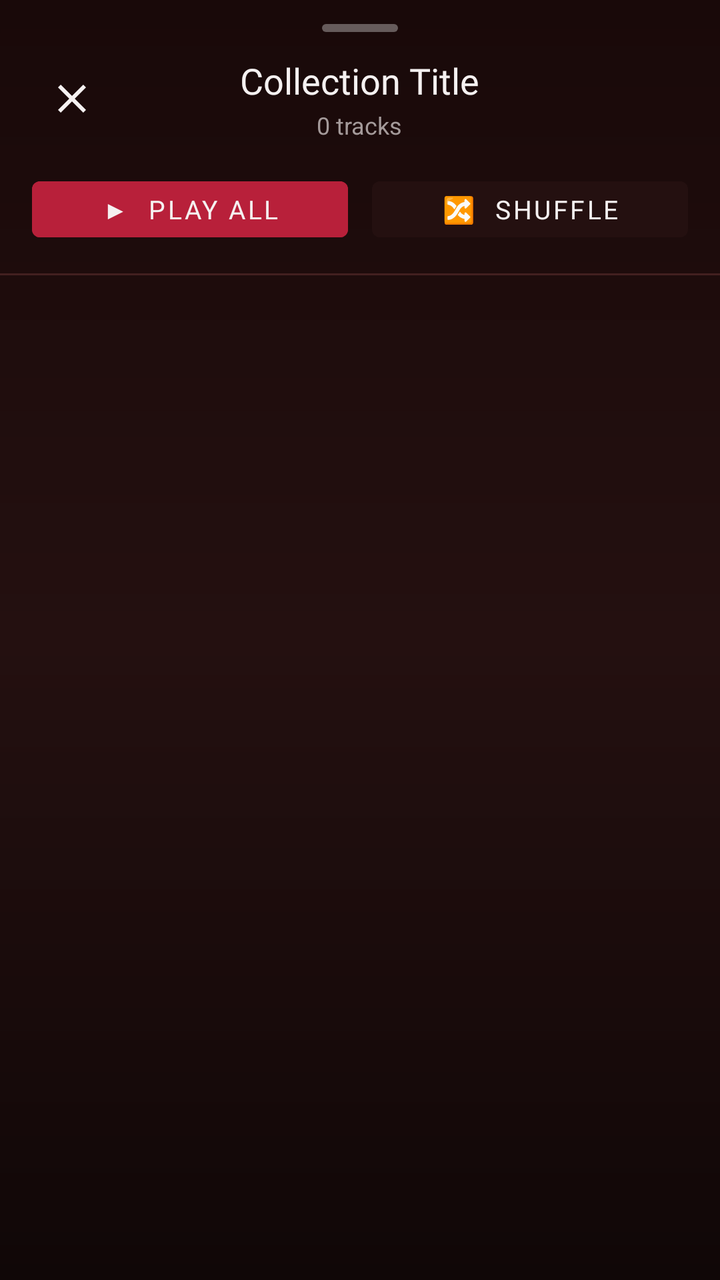
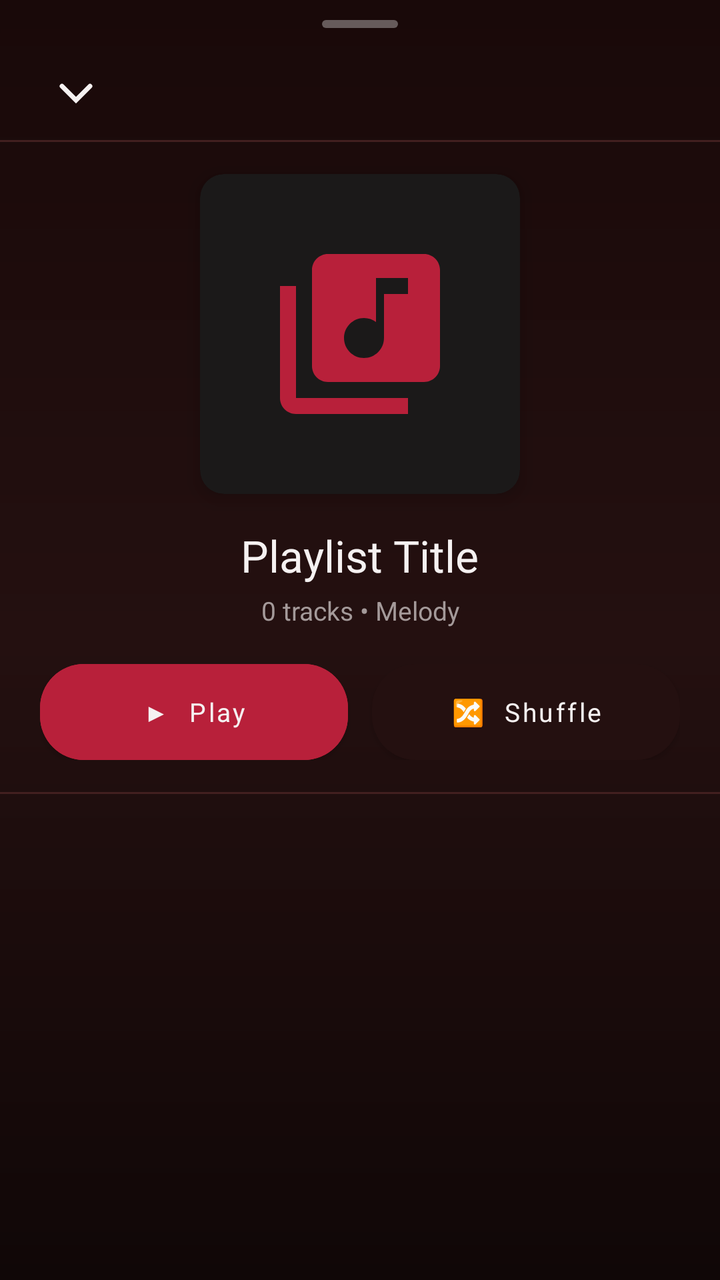

Compare the two renders of this Android layout. The source of the first and the diff that turns it into the second are given below.
<!-- AndroidManifest.xml: application theme Theme.BraveMusicPlayer -->
<!-- res/layout/dialog_song_collection.xml -->
<?xml version="1.0" encoding="utf-8"?>
<LinearLayout xmlns:android="http://schemas.android.com/apk/res/android"
    xmlns:app="http://schemas.android.com/apk/res-auto"
    android:layout_width="match_parent"
    android:layout_height="match_parent"
    android:background="@drawable/bg_now_playing_sheet"
    android:orientation="vertical"
    android:paddingTop="10dp">

    
    <View
        android:layout_width="38dp"
        android:layout_height="4dp"
        android:layout_gravity="center_horizontal"
        android:layout_marginTop="2dp"
        android:layout_marginBottom="12dp"
        android:background="@drawable/single_bar_drag_handle" />

    
    <RelativeLayout
        android:layout_width="match_parent"
        android:layout_height="wrap_content"
        android:paddingStart="18dp"
        android:paddingEnd="16dp">

        <ImageView
            android:id="@+id/ivCloseCollectionSheet"
            android:layout_width="36dp"
            android:layout_height="36dp"
            android:layout_alignParentStart="true"
            android:layout_centerVertical="true"
            android:background="?android:attr/selectableItemBackgroundBorderless"
            android:contentDescription="Close"
            android:padding="6dp"
            android:src="@drawable/ic_close"
            app:tint="@color/textPrimary" />

        <LinearLayout
            android:layout_width="wrap_content"
            android:layout_height="wrap_content"
            android:layout_centerInParent="true"
            android:gravity="center"
            android:orientation="vertical">

            <TextView
                android:id="@+id/tvCollectionSheetTitle"
                android:layout_width="wrap_content"
                android:layout_height="wrap_content"
                android:ellipsize="end"
                android:fontFamily="@font/youtube_sans_bold_font"
                android:maxLines="1"
                android:text="Collection Title"
                android:textColor="@color/textPrimary"
                android:textSize="18sp" />

            <TextView
                android:id="@+id/tvCollectionSheetSubtitle"
                android:layout_width="wrap_content"
                android:layout_height="wrap_content"
                android:layout_marginTop="2dp"
                android:fontFamily="sans-serif"
                android:text="0 tracks"
                android:textColor="@color/textSecondary"
                android:textSize="12sp" />
        </LinearLayout>

        <ImageView
            android:id="@+id/ivCollectionSheetAction"
            android:layout_width="36dp"
            android:layout_height="36dp"
            android:layout_alignParentEnd="true"
            android:layout_centerVertical="true"
            android:background="?android:attr/selectableItemBackgroundBorderless"
            android:contentDescription="Action"
            android:padding="7dp"
            android:src="@drawable/ic_delete"
            android:visibility="gone"
            app:tint="@color/accentPrimary" />
    </RelativeLayout>

    
    <LinearLayout
        android:id="@+id/layoutCollectionActions"
        android:layout_width="match_parent"
        android:layout_height="wrap_content"
        android:layout_marginStart="16dp"
        android:layout_marginTop="14dp"
        android:layout_marginEnd="16dp"
        android:orientation="horizontal">

        <Button
            android:id="@+id/btnCollectionPlayAll"
            style="@style/Widget.MaterialComponents.Button"
            android:layout_width="0dp"
            android:layout_height="40dp"
            android:layout_marginEnd="6dp"
            android:layout_weight="1"
            android:backgroundTint="@color/accentPrimary"
            android:fontFamily="sans-serif-bold"
            android:text="▶  Play All"
            android:textColor="@color/textPrimary"
            android:textSize="13sp" />

        <Button
            android:id="@+id/btnCollectionShuffle"
            style="@style/Widget.MaterialComponents.Button"
            android:layout_width="0dp"
            android:layout_height="40dp"
            android:layout_marginStart="6dp"
            android:layout_weight="1"
            android:backgroundTint="@color/surfaceElevated"
            android:fontFamily="sans-serif-bold"
            android:text="🔀  Shuffle"
            android:textColor="@color/textPrimary"
            android:textSize="13sp" />
    </LinearLayout>

    <View
        android:layout_width="match_parent"
        android:layout_height="1dp"
        android:layout_marginTop="12dp"
        android:layout_marginBottom="4dp"
        android:background="@color/borderSubtle" />

    
    <FrameLayout
        android:layout_width="match_parent"
        android:layout_height="0dp"
        android:layout_weight="1">

        
        <androidx.recyclerview.widget.RecyclerView
            android:id="@+id/rvCollectionSongs"
            android:layout_width="match_parent"
            android:layout_height="match_parent"
            android:clipToPadding="false"
            android:paddingBottom="120dp" />

        
        <LinearLayout
            android:id="@+id/layoutCollectionEmpty"
            android:layout_width="match_parent"
            android:layout_height="match_parent"
            android:gravity="center"
            android:orientation="vertical"
            android:padding="32dp"
            android:visibility="gone">

            <ImageView
                android:id="@+id/ivCollectionEmptyIcon"
                android:layout_width="64dp"
                android:layout_height="64dp"
                android:src="@drawable/ic_library_music"
                app:tint="@color/textSecondary" />

            <TextView
                android:id="@+id/tvCollectionEmptyTitle"
                android:layout_width="wrap_content"
                android:layout_height="wrap_content"
                android:layout_marginTop="14dp"
                android:fontFamily="@font/youtube_sans_bold_font"
                android:text="No tracks found"
                android:textColor="@color/textPrimary"
                android:textSize="18sp" />

            <TextView
                android:id="@+id/tvCollectionEmptyMsg"
                android:layout_width="wrap_content"
                android:layout_height="wrap_content"
                android:layout_marginTop="6dp"
                android:gravity="center"
                android:fontFamily="sans-serif"
                android:text="Add songs to enjoy them here."
                android:textColor="@color/textSecondary"
                android:textSize="13sp" />
        </LinearLayout>

    </FrameLayout>
</LinearLayout>
<!-- resources referenced by this layout -->
<resources>
  <color name="accentPrimary">#B8203A</color>
  <color name="borderSubtle">#422020</color>
  <color name="surfaceElevated">#241010</color>
  <color name="textPrimary">#F5F1F1</color>
  <color name="textSecondary">#A49A9A</color>
  <!-- drawable ic_close (drawable) -->
  <vector xmlns:android="http://schemas.android.com/apk/res/android"
      android:width="24dp"
      android:height="24dp"
      android:viewportWidth="24"
      android:viewportHeight="24">
      <path
          android:fillColor="#FFFFFFFF"
          android:pathData="M19,6.41L17.59,5 12,10.59 6.41,5 5,6.41 10.59,12 5,17.59 6.41,19 12,13.41 17.59,19 19,17.59 13.41,12z"/>
  </vector>
  <!-- drawable single_bar_drag_handle (drawable) -->
  <?xml version="1.0" encoding="utf-8"?>
  <shape android:shape="rectangle"
    xmlns:android="http://schemas.android.com/apk/res/android">
      <corners android:radius="3.0dp" />
      <solid android:color="#55FFFFFF" />
      <size android:height="@dimen/yt_sys_measurement_size_min" android:width="@dimen/yt_sys_measurement_size_hero" />
  </shape>
  <style name="Theme.BraveMusicPlayer" parent="Theme.MaterialComponents.DayNight.NoActionBar">
          <item name="colorPrimary">@color/accentPrimary</item>
          <item name="colorPrimaryVariant">@color/surfaceCard</item>
          <item name="colorOnPrimary">@color/textPrimary</item>
          <item name="colorSecondary">@color/accentPrimary</item>
          <item name="colorSecondaryVariant">@color/accentPressed</item>
          <item name="colorOnSecondary">@color/textPrimary</item>
          <item name="android:colorBackground">@color/background</item>
          <item name="android:statusBarColor">@color/background</item>
          <item name="android:navigationBarColor">@color/background</item>
          <item name="android:windowBackground">@drawable/bg_ytm_gradient</item>
          <item name="bottomSheetDialogTheme">@style/MelodyBottomSheetDialogTheme</item>
      </style>
  <color name="backgroundSecondary">#190909</color>
  <color name="background">#100707</color>
  <color name="white_primary">@color/textPrimary</color>
  <dimen name="yt_sys_measurement_size_min">4dp</dimen>
  <dimen name="yt_sys_measurement_size_hero">40dp</dimen>
  <color name="surfaceCard">#1B1919</color>
  <color name="accentPressed">#8F1830</color>
  <!-- drawable bg_ytm_gradient (drawable) -->
  <?xml version="1.0" encoding="utf-8"?>
  <shape xmlns:android="http://schemas.android.com/apk/res/android"
      android:shape="rectangle">
      <gradient
          android:angle="270"
          android:startColor="@color/backgroundSecondary"
          android:endColor="@color/background"
          android:type="linear" />
  </shape>
  <style name="MelodyBottomSheetDialogTheme" parent="Theme.Design.Light.BottomSheetDialog">
          <item name="bottomSheetStyle">@style/MelodyBottomSheetStyle</item>
          <item name="android:windowIsFloating">false</item>
          <item name="android:navigationBarColor">@color/background</item>
      </style>
  <style name="MelodyBottomSheetStyle" parent="Widget.Design.BottomSheet.Modal">
          <item name="android:background">@android:color/transparent</item>
      </style>
  <!-- unchanged entries left out for length: 3 -->
</resources>

<!-- the commit's change to res/layout/dialog_song_collection.xml (unified diff, before → after) -->
@@ -1,179 +1,311 @@
 <?xml version="1.0" encoding="utf-8"?>
 <LinearLayout xmlns:android="http://schemas.android.com/apk/res/android"
     xmlns:app="http://schemas.android.com/apk/res-auto"
+    android:id="@+id/layoutCollectionSheet"
     android:layout_width="match_parent"
     android:layout_height="match_parent"
     android:background="@drawable/bg_now_playing_sheet"
-    android:orientation="vertical"
-    android:paddingTop="10dp">
+    android:orientation="vertical">
 
     
-    <View
-        android:layout_width="38dp"
-        android:layout_height="4dp"
-        android:layout_gravity="center_horizontal"
-        android:layout_marginTop="2dp"
-        android:layout_marginBottom="12dp"
-        android:background="@drawable/single_bar_drag_handle" />
-
-    
-    <RelativeLayout
+    <LinearLayout
         android:layout_width="match_parent"
         android:layout_height="wrap_content"
-        android:paddingStart="18dp"
-        android:paddingEnd="16dp">
-
-        <ImageView
-            android:id="@+id/ivCloseCollectionSheet"
-            android:layout_width="36dp"
-            android:layout_height="36dp"
-            android:layout_alignParentStart="true"
-            android:layout_centerVertical="true"
-            android:background="?android:attr/selectableItemBackgroundBorderless"
-            android:contentDescription="Close"
-            android:padding="6dp"
-            android:src="@drawable/ic_close"
-            app:tint="@color/textPrimary" />
-
-        <LinearLayout
-            android:layout_width="wrap_content"
-            android:layout_height="wrap_content"
-            android:layout_centerInParent="true"
-            android:gravity="center"
-            android:orientation="vertical">
+        android:orientation="vertical"
+        android:paddingTop="8dp">
+
+        <View
+            android:layout_width="38dp"
+            android:layout_height="4dp"
+            android:layout_gravity="center_horizontal"
+            android:layout_marginTop="2dp"
+            android:layout_marginBottom="8dp"
+            android:background="@drawable/single_bar_drag_handle" />
+
+        <RelativeLayout
+            android:layout_width="match_parent"
+            android:layout_height="48dp"
+            android:paddingStart="16dp"
+            android:paddingEnd="16dp">
+
+            <ImageView
+                android:id="@+id/ivCloseCollectionSheet"
+                android:layout_width="44dp"
+                android:layout_height="44dp"
+                android:layout_alignParentStart="true"
+                android:layout_centerVertical="true"
+                android:background="?android:attr/selectableItemBackgroundBorderless"
+                android:contentDescription="Close"
+                android:padding="8dp"
+                android:src="@drawable/ic_ytm_chevron_down"
+                app:tint="@color/textPrimary" />
 
             <TextView
-                android:id="@+id/tvCollectionSheetTitle"
+                android:id="@+id/tvCollectionSheetTopTitle"
                 android:layout_width="wrap_content"
                 android:layout_height="wrap_content"
+                android:layout_centerInParent="true"
                 android:ellipsize="end"
                 android:fontFamily="@font/youtube_sans_bold_font"
+                android:maxWidth="220dp"
                 android:maxLines="1"
-                android:text="Collection Title"
+                android:text="Playlist"
                 android:textColor="@color/textPrimary"
-                android:textSize="18sp" />
-
-            <TextView
-                android:id="@+id/tvCollectionSheetSubtitle"
+                android:textSize="15sp"
+                android:visibility="gone" />
+
+            <LinearLayout
                 android:layout_width="wrap_content"
                 android:layout_height="wrap_content"
-                android:layout_marginTop="2dp"
-                android:fontFamily="sans-serif"
-                android:text="0 tracks"
-                android:textColor="@color/textSecondary"
-                android:textSize="12sp" />
-        </LinearLayout>
-
-        <ImageView
-            android:id="@+id/ivCollectionSheetAction"
-            android:layout_width="36dp"
-            android:layout_height="36dp"
-            android:layout_alignParentEnd="true"
-            android:layout_centerVertical="true"
-            android:background="?android:attr/selectableItemBackgroundBorderless"
-            android:contentDescription="Action"
-            android:padding="7dp"
-            android:src="@drawable/ic_delete"
-            android:visibility="gone"
-            app:tint="@color/accentPrimary" />
-    </RelativeLayout>
-
-    
-    <LinearLayout
-        android:id="@+id/layoutCollectionActions"
-        android:layout_width="match_parent"
-        android:layout_height="wrap_content"
-        android:layout_marginStart="16dp"
-        android:layout_marginTop="14dp"
-        android:layout_marginEnd="16dp"
-        android:orientation="horizontal">
-
-        <Button
-            android:id="@+id/btnCollectionPlayAll"
-            style="@style/Widget.MaterialComponents.Button"
-            android:layout_width="0dp"
-            android:layout_height="40dp"
-            android:layout_marginEnd="6dp"
-            android:layout_weight="1"
-            android:backgroundTint="@color/accentPrimary"
-            android:fontFamily="sans-serif-bold"
-            android:text="▶  Play All"
-            android:textColor="@color/textPrimary"
-            android:textSize="13sp" />
-
-        <Button
-            android:id="@+id/btnCollectionShuffle"
-            style="@style/Widget.MaterialComponents.Button"
-            android:layout_width="0dp"
-            android:layout_height="40dp"
-            android:layout_marginStart="6dp"
-            android:layout_weight="1"
-            android:backgroundTint="@color/surfaceElevated"
-            android:fontFamily="sans-serif-bold"
-            android:text="🔀  Shuffle"
-            android:textColor="@color/textPrimary"
-            android:textSize="13sp" />
+                android:layout_alignParentEnd="true"
+                android:layout_centerVertical="true"
+                android:gravity="center_vertical"
+                android:orientation="horizontal">
+
+                <ImageView
+                    android:id="@+id/ivCollectionSheetRename"
+                    android:layout_width="44dp"
+                    android:layout_height="44dp"
+                    android:background="?android:attr/selectableItemBackgroundBorderless"
+                    android:contentDescription="Rename Playlist"
+                    android:padding="8dp"
+                    android:src="@drawable/ic_edit"
+                    android:visibility="gone"
+                    app:tint="@color/textSecondary" />
+
+                <ImageView
+                    android:id="@+id/ivCollectionSheetAction"
+                    android:layout_width="44dp"
+                    android:layout_height="44dp"
+                    android:background="?android:attr/selectableItemBackgroundBorderless"
+                    android:contentDescription="Action"
+                    android:padding="8dp"
+                    android:src="@drawable/ic_delete"
+                    android:visibility="gone"
+                    app:tint="@color/accentPrimary" />
+            </LinearLayout>
+        </RelativeLayout>
     </LinearLayout>
 
     <View
         android:layout_width="match_parent"
         android:layout_height="1dp"
-        android:layout_marginTop="12dp"
-        android:layout_marginBottom="4dp"
         android:background="@color/borderSubtle" />
 
     
-    <FrameLayout
+    <androidx.core.widget.NestedScrollView
         android:layout_width="match_parent"
-        android:layout_height="0dp"
-        android:layout_weight="1">
-
-        
-        <androidx.recyclerview.widget.RecyclerView
-            android:id="@+id/rvCollectionSongs"
+        android:layout_height="match_parent"
+        android:fillViewport="true"
+        android:overScrollMode="never"
+        android:scrollbars="none">
+
+        <LinearLayout
             android:layout_width="match_parent"
-            android:layout_height="match_parent"
-            android:clipToPadding="false"
-            android:paddingBottom="120dp" />
-
-        
-        <LinearLayout
-            android:id="@+id/layoutCollectionEmpty"
-            android:layout_width="match_parent"
-            android:layout_height="match_parent"
-            android:gravity="center"
+            android:layout_height="wrap_content"
             android:orientation="vertical"
-            android:padding="32dp"
-            android:visibility="gone">
-
-            <ImageView
-                android:id="@+id/ivCollectionEmptyIcon"
-                android:layout_width="64dp"
-                android:layout_height="64dp"
-                android:src="@drawable/ic_library_music"
-                app:tint="@color/textSecondary" />
-
-            <TextView
-                android:id="@+id/tvCollectionEmptyTitle"
-                android:layout_width="wrap_content"
+            android:paddingBottom="140dp">
+
+            
+            <androidx.cardview.widget.CardView
+                android:layout_width="160dp"
+                android:layout_height="160dp"
+                android:layout_gravity="center_horizontal"
+                android:layout_marginTop="16dp"
+                android:layout_marginBottom="16dp"
+                app:cardBackgroundColor="@color/surfaceCard"
+                app:cardCornerRadius="12dp"
+                app:cardElevation="6dp">
+
+                <ImageView
+                    android:id="@+id/ivCollectionHeroArt"
+                    android:layout_width="match_parent"
+                    android:layout_height="match_parent"
+                    android:contentDescription="Playlist Artwork"
+                    android:padding="32dp"
+                    android:scaleType="centerCrop"
+                    android:src="@drawable/ic_library_music"
+                    app:tint="@color/accentPrimary" />
+            </androidx.cardview.widget.CardView>
+
+            
+            <LinearLayout
+                android:layout_width="match_parent"
                 android:layout_height="wrap_content"
-                android:layout_marginTop="14dp"
-                android:fontFamily="@font/youtube_sans_bold_font"
-                android:text="No tracks found"
-                android:textColor="@color/textPrimary"
-                android:textSize="18sp" />
-
-            <TextView
-                android:id="@+id/tvCollectionEmptyMsg"
-                android:layout_width="wrap_content"
+                android:gravity="center_horizontal"
+                android:orientation="vertical"
+                android:paddingStart="24dp"
+                android:paddingEnd="24dp">
+
+                <TextView
+                    android:id="@+id/tvCollectionSheetTitle"
+                    android:layout_width="wrap_content"
+                    android:layout_height="wrap_content"
+                    android:ellipsize="end"
+                    android:fontFamily="@font/youtube_sans_bold_font"
+                    android:gravity="center"
+                    android:maxLines="2"
+                    android:text="Playlist Title"
+                    android:textColor="@color/textPrimary"
+                    android:textSize="22sp" />
+
+                <TextView
+                    android:id="@+id/tvCollectionSheetSubtitle"
+                    android:layout_width="wrap_content"
+                    android:layout_height="wrap_content"
+                    android:layout_marginTop="4dp"
+                    android:fontFamily="sans-serif"
+                    android:gravity="center"
+                    android:text="0 tracks • Melody"
+                    android:textColor="@color/textSecondary"
+                    android:textSize="13sp" />
+            </LinearLayout>
+
+            
+            <LinearLayout
+                android:id="@+id/layoutCollectionActions"
+                android:layout_width="match_parent"
                 android:layout_height="wrap_content"
-                android:layout_marginTop="6dp"
-                android:gravity="center"
-                android:fontFamily="sans-serif"
-                android:text="Add songs to enjoy them here."
-                android:textColor="@color/textSecondary"
-                android:textSize="13sp" />
+                android:layout_marginStart="20dp"
+                android:layout_marginTop="18dp"
+                android:layout_marginEnd="20dp"
+                android:gravity="center_vertical"
+                android:orientation="horizontal">
+
+                <com.google.android.material.button.MaterialButton
+                    android:id="@+id/btnCollectionPlayAll"
+                    style="@style/Widget.MaterialComponents.Button"
+                    android:layout_width="0dp"
+                    android:layout_height="48dp"
+                    android:layout_marginEnd="6dp"
+                    android:layout_weight="1"
+                    android:backgroundTint="@color/accentPrimary"
+                    android:fontFamily="sans-serif-bold"
+                    android:insetTop="0dp"
+                    android:insetBottom="0dp"
+                    android:text="▶  Play"
+                    android:textAllCaps="false"
+                    android:textColor="@color/textPrimary"
+                    android:textSize="13sp"
+                    app:cornerRadius="22dp" />
+
+                <com.google.android.material.button.MaterialButton
+                    android:id="@+id/btnCollectionShuffle"
+                    style="@style/Widget.MaterialComponents.Button"
+                    android:layout_width="0dp"
+                    android:layout_height="48dp"
+                    android:layout_marginStart="6dp"
+                    android:layout_weight="1"
+                    android:backgroundTint="@color/surfaceElevated"
+                    android:fontFamily="sans-serif-bold"
+                    android:insetTop="0dp"
+                    android:insetBottom="0dp"
+                    android:text="🔀  Shuffle"
+                    android:textAllCaps="false"
+                    android:textColor="@color/textPrimary"
+                    android:textSize="13sp"
+                    app:cornerRadius="22dp" />
+
+                <com.google.android.material.button.MaterialButton
+                    android:id="@+id/btnCollectionAddTracks"
+                    style="@style/Widget.MaterialComponents.Button.TextButton"
+                    android:layout_width="wrap_content"
+                    android:layout_height="48dp"
+                    android:layout_marginStart="6dp"
+                    android:fontFamily="sans-serif-bold"
+                    android:insetTop="0dp"
+                    android:insetBottom="0dp"
+                    android:text="+ Add"
+                    android:textAllCaps="false"
+                    android:textColor="@color/textPrimary"
+                    android:textSize="13sp"
+                    android:visibility="gone" />
+            </LinearLayout>
+
+            <View
+                android:layout_width="match_parent"
+                android:layout_height="1dp"
+                android:layout_marginTop="16dp"
+                android:layout_marginBottom="8dp"
+                android:background="@color/borderSubtle" />
+
+            
+            <FrameLayout
+                android:layout_width="match_parent"
+                android:layout_height="wrap_content">
+
+                
+                <androidx.recyclerview.widget.RecyclerView
+                    android:id="@+id/rvCollectionSongs"
+                    android:layout_width="match_parent"
+                    android:layout_height="wrap_content"
+                    android:nestedScrollingEnabled="false" />
+
+                
+                <LinearLayout
+                    android:id="@+id/layoutCollectionEmpty"
+                    android:layout_width="match_parent"
+                    android:layout_height="wrap_content"
+                    android:gravity="center"
+                    android:orientation="vertical"
+                    android:paddingStart="32dp"
+                    android:paddingTop="36dp"
+                    android:paddingEnd="32dp"
+                    android:paddingBottom="36dp"
+                    android:visibility="gone">
+
+                    <ImageView
+                        android:id="@+id/ivCollectionEmptyIcon"
+                        android:layout_width="56dp"
+                        android:layout_height="56dp"
+                        android:contentDescription="No tracks"
+                        android:src="@drawable/ic_library_music"
+                        app:tint="@color/textDisabled" />
+
+                    <TextView
+                        android:id="@+id/tvCollectionEmptyTitle"
+                        android:layout_width="wrap_content"
+                        android:layout_height="wrap_content"
+                        android:layout_marginTop="14dp"
+                        android:fontFamily="@font/youtube_sans_bold_font"
+                        android:text="No tracks found"
+                        android:textColor="@color/textPrimary"
+                        android:textSize="18sp" />
+
+                    <TextView
+                        android:id="@+id/tvCollectionEmptyMsg"
+                        android:layout_width="wrap_content"
+                        android:layout_height="wrap_content"
+                        android:layout_marginTop="6dp"
+                        android:fontFamily="sans-serif"
+                        android:gravity="center"
+                        android:text="Add songs to enjoy them here."
+                        android:textColor="@color/textSecondary"
+                        android:textSize="13sp" />
+
+                    <com.google.android.material.button.MaterialButton
+                        android:id="@+id/btnCollectionEmptyAction"
+                        style="@style/Widget.MaterialComponents.Button"
+                        android:layout_width="wrap_content"
+                        android:layout_height="38dp"
+                        android:layout_marginTop="16dp"
+                        android:backgroundTint="@color/accentPrimary"
+                        android:fontFamily="sans-serif-bold"
+                        android:insetTop="0dp"
+                        android:insetBottom="0dp"
+                        android:paddingStart="18dp"
+                        android:paddingEnd="18dp"
+                        android:text="Explore Music"
+                        android:textAllCaps="false"
+                        android:textColor="@color/textPrimary"
+                        android:textSize="12sp"
+                        android:visibility="gone"
+                        app:cornerRadius="19dp" />
+                </LinearLayout>
+
+            </FrameLayout>
+
         </LinearLayout>
-
-    </FrameLayout>
+    </androidx.core.widget.NestedScrollView>
+
 </LinearLayout>
<!-- resource entries referenced after the edit -->
@@ -3,9 +3,10 @@
   <color name="accentPrimary">#B8203A</color>
   <color name="borderSubtle">#422020</color>
   <color name="surfaceElevated">#241010</color>
+  <color name="textDisabled">#686060</color>
   <color name="textPrimary">#F5F1F1</color>
   <color name="textSecondary">#A49A9A</color>
-  <!-- drawable ic_close (drawable) -->
+  <!-- drawable ic_edit (drawable) -->
   <vector xmlns:android="http://schemas.android.com/apk/res/android"
       android:width="24dp"
       android:height="24dp"
@@ -13,7 +14,13 @@
       android:viewportHeight="24">
       <path
           android:fillColor="#FFFFFFFF"
-          android:pathData="M19,6.41L17.59,5 12,10.59 6.41,5 5,6.41 10.59,12 5,17.59 6.41,19 12,13.41 17.59,19 19,17.59 13.41,12z"/>
+          android:pathData="M3,17.25V21h3.75L17.81,9.94l-3.75,-3.75L3,17.25zM20.71,7.04c0.39,-0.39 0.39,-1.02 0,-1.41l-2.34,-2.34c-0.39,-0.39 -1.02,-0.39 -1.41,0l-1.83,1.83 3.75,3.75 1.83,-1.83z" />
+  </vector>
+  <!-- drawable ic_ytm_chevron_down (drawable) -->
+  <?xml version="1.0" encoding="utf-8"?>
+  <vector  android:height="24.0dp" android:width="24.0dp" android:viewportWidth="24.0" android:viewportHeight="24.0"
+    xmlns:android="http://schemas.android.com/apk/res/android">
+      <path android:fillColor="@android:color/white" android:pathData="M18.707,8.793a1,1 0,0 0,-1.414 0L12,14.086 6.707,8.793a1,1 0,1 0,-1.414 1.414L12,16.914l6.707,-6.707a1,1 0,0 0,0 -1.414Z" />
   </vector>
   <!-- drawable single_bar_drag_handle (drawable) -->
   <?xml version="1.0" encoding="utf-8"?>
@@ -32,7 +39,9 @@
           <item name="colorOnSecondary">@color/textPrimary</item>
           <item name="android:colorBackground">@color/background</item>
           <item name="android:statusBarColor">@color/background</item>
-          <item name="android:navigationBarColor">@color/background</item>
+          <item name="android:navigationBarColor">@color/backgroundSecondary</item>
+          <item name="android:windowLightStatusBar">false</item>
+          <item name="android:windowLightNavigationBar" tools:targetApi="27">false</item>
           <item name="android:windowBackground">@drawable/bg_ytm_gradient</item>
           <item name="bottomSheetDialogTheme">@style/MelodyBottomSheetDialogTheme</item>
       </style>
@@ -56,7 +65,8 @@
   <style name="MelodyBottomSheetDialogTheme" parent="Theme.Design.Light.BottomSheetDialog">
           <item name="bottomSheetStyle">@style/MelodyBottomSheetStyle</item>
           <item name="android:windowIsFloating">false</item>
-          <item name="android:navigationBarColor">@color/background</item>
+          <item name="android:navigationBarColor">@color/backgroundSecondary</item>
+          <item name="android:windowLightNavigationBar" tools:targetApi="27">false</item>
       </style>
   <style name="MelodyBottomSheetStyle" parent="Widget.Design.BottomSheet.Modal">
           <item name="android:background">@android:color/transparent</item>
